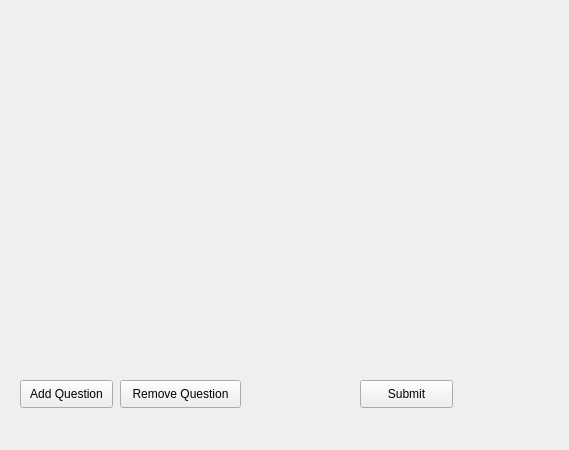
This is src/views/register_views/security_question_view.ui in devforgely/MFA-Simulator as Qt 5 draws it before an edit. The edited form follows.
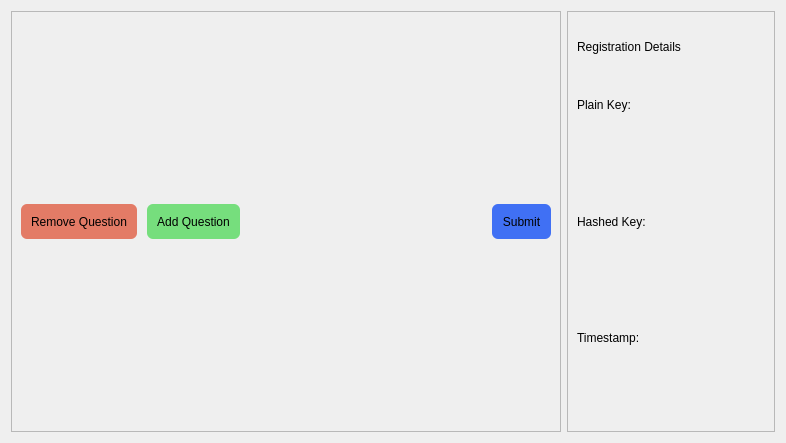
This is the edited form.

```diff
--- a/src/views/register_views/security_question_view.ui
+++ b/src/views/register_views/security_question_view.ui
@@ -6,8 +6,8 @@
    <rect>
     <x>0</x>
     <y>0</y>
-    <width>569</width>
-    <height>450</height>
+    <width>786</width>
+    <height>443</height>
    </rect>
   </property>
   <property name="windowTitle">
@@ -16,60 +16,202 @@
   <property name="styleSheet">
    <string notr="true"/>
   </property>
-  <widget class="QPushButton" name="submit_btn">
-   <property name="geometry">
-    <rect>
-     <x>360</x>
-     <y>380</y>
-     <width>93</width>
-     <height>28</height>
-    </rect>
-   </property>
-   <property name="text">
-    <string>Submit</string>
-   </property>
-  </widget>
-  <widget class="QPushButton" name="add_question_btn">
-   <property name="geometry">
-    <rect>
-     <x>20</x>
-     <y>380</y>
-     <width>93</width>
-     <height>28</height>
-    </rect>
-   </property>
-   <property name="text">
-    <string>Add Question</string>
-   </property>
-  </widget>
-  <widget class="QWidget" name="gridLayoutWidget">
-   <property name="geometry">
-    <rect>
-     <x>20</x>
-     <y>10</y>
-     <width>481</width>
-     <height>361</height>
-    </rect>
-   </property>
-   <layout class="QGridLayout" name="question_view">
-    <property name="sizeConstraint">
-     <enum>QLayout::SetDefaultConstraint</enum>
-    </property>
-   </layout>
-  </widget>
-  <widget class="QPushButton" name="remove_btn">
-   <property name="geometry">
-    <rect>
-     <x>120</x>
-     <y>380</y>
-     <width>121</width>
-     <height>28</height>
-    </rect>
-   </property>
-   <property name="text">
-    <string>Remove Question</string>
-   </property>
-  </widget>
+  <layout class="QHBoxLayout" name="horizontalLayout_2">
+   <item>
+    <widget class="QFrame" name="left_frame">
+     <property name="maximumSize">
+      <size>
+       <width>550</width>
+       <height>16777215</height>
+      </size>
+     </property>
+     <property name="styleSheet">
+      <string notr="true">QPushButton {
+	border-radius: 6px;
+	border: none;
+	padding: 5px 10px;
+}
+
+#add_question_btn {
+	background-color: #76de7d;
+}
+
+#remove_btn {
+	background-color: #e37b66;
+}
+
+#submit_btn {
+	background-color: #4070f4;
+}</string>
+     </property>
+     <property name="frameShape">
+      <enum>QFrame::StyledPanel</enum>
+     </property>
+     <property name="frameShadow">
+      <enum>QFrame::Raised</enum>
+     </property>
+     <layout class="QVBoxLayout" name="verticalLayout_2">
+      <item>
+       <layout class="QGridLayout" name="question_view">
+        <property name="sizeConstraint">
+         <enum>QLayout::SetDefaultConstraint</enum>
+        </property>
+        <property name="verticalSpacing">
+         <number>10</number>
+        </property>
+       </layout>
+      </item>
+      <item>
+       <layout class="QHBoxLayout" name="horizontalLayout">
+        <property name="spacing">
+         <number>10</number>
+        </property>
+        <property name="leftMargin">
+         <number>0</number>
+        </property>
+        <property name="rightMargin">
+         <number>0</number>
+        </property>
+        <item>
+         <widget class="QPushButton" name="remove_btn">
+          <property name="minimumSize">
+           <size>
+            <width>0</width>
+            <height>35</height>
+           </size>
+          </property>
+          <property name="cursor">
+           <cursorShape>PointingHandCursor</cursorShape>
+          </property>
+          <property name="text">
+           <string>Remove Question</string>
+          </property>
+         </widget>
+        </item>
+        <item>
+         <widget class="QPushButton" name="add_question_btn">
+          <property name="minimumSize">
+           <size>
+            <width>0</width>
+            <height>35</height>
+           </size>
+          </property>
+          <property name="cursor">
+           <cursorShape>PointingHandCursor</cursorShape>
+          </property>
+          <property name="text">
+           <string>Add Question</string>
+          </property>
+         </widget>
+        </item>
+        <item>
+         <spacer name="horizontalSpacer">
+          <property name="orientation">
+           <enum>Qt::Horizontal</enum>
+          </property>
+          <property name="sizeHint" stdset="0">
+           <size>
+            <width>40</width>
+            <height>20</height>
+           </size>
+          </property>
+         </spacer>
+        </item>
+        <item>
+         <widget class="QPushButton" name="submit_btn">
+          <property name="sizePolicy">
+           <sizepolicy hsizetype="Maximum" vsizetype="Fixed">
+            <horstretch>0</horstretch>
+            <verstretch>0</verstretch>
+           </sizepolicy>
+          </property>
+          <property name="minimumSize">
+           <size>
+            <width>0</width>
+            <height>35</height>
+           </size>
+          </property>
+          <property name="maximumSize">
+           <size>
+            <width>150</width>
+            <height>16777215</height>
+           </size>
+          </property>
+          <property name="cursor">
+           <cursorShape>PointingHandCursor</cursorShape>
+          </property>
+          <property name="text">
+           <string>Submit</string>
+          </property>
+         </widget>
+        </item>
+       </layout>
+      </item>
+     </layout>
+    </widget>
+   </item>
+   <item>
+    <widget class="QFrame" name="right_frame">
+     <property name="frameShape">
+      <enum>QFrame::StyledPanel</enum>
+     </property>
+     <property name="frameShadow">
+      <enum>QFrame::Raised</enum>
+     </property>
+     <layout class="QVBoxLayout" name="verticalLayout">
+      <item>
+       <widget class="QLabel" name="label">
+        <property name="text">
+         <string>Registration Details</string>
+        </property>
+       </widget>
+      </item>
+      <item>
+       <widget class="QLabel" name="label_2">
+        <property name="text">
+         <string>Plain Key:</string>
+        </property>
+       </widget>
+      </item>
+      <item>
+       <widget class="QLabel" name="plain_key_label">
+        <property name="text">
+         <string/>
+        </property>
+       </widget>
+      </item>
+      <item>
+       <widget class="QLabel" name="label_3">
+        <property name="text">
+         <string>Hashed Key:</string>
+        </property>
+       </widget>
+      </item>
+      <item>
+       <widget class="QLabel" name="hashed_key_label">
+        <property name="text">
+         <string/>
+        </property>
+       </widget>
+      </item>
+      <item>
+       <widget class="QLabel" name="label_4">
+        <property name="text">
+         <string>Timestamp:</string>
+        </property>
+       </widget>
+      </item>
+      <item>
+       <widget class="QLabel" name="timestamp_label">
+        <property name="text">
+         <string/>
+        </property>
+       </widget>
+      </item>
+     </layout>
+    </widget>
+   </item>
+  </layout>
  </widget>
  <resources/>
  <connections/>
```
